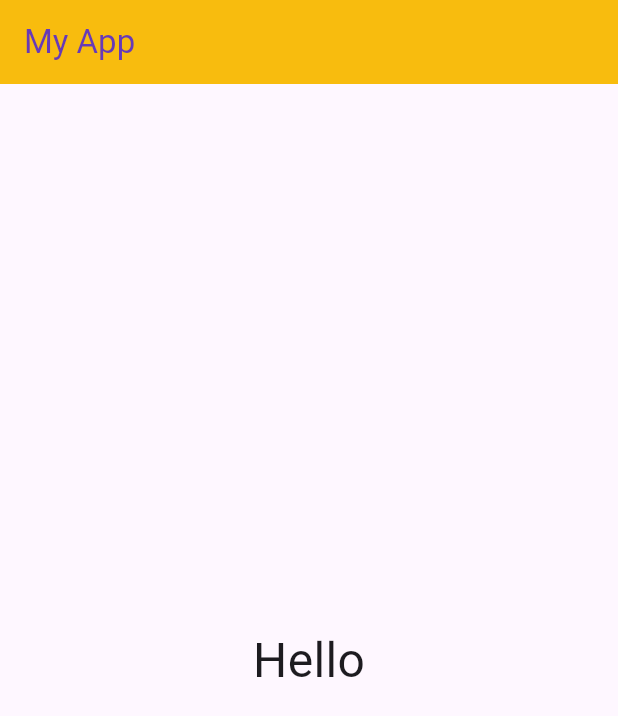
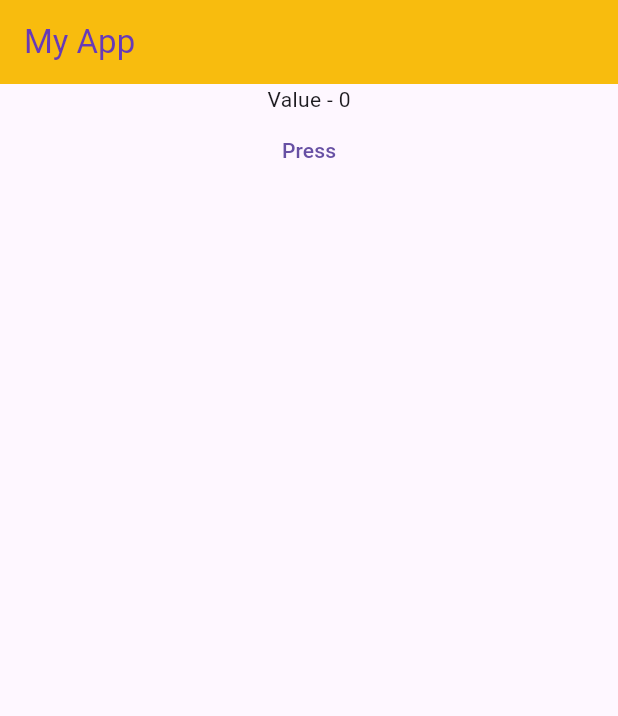
Before and after one commit to Milindahashankumara/Flutter-demoApp, a Flutter app: the screen it shows after launch, on a phone screen of 412 x 824 dp. Shown: the top 716 px of the screen. Run offline on Flutter 3.47's test engine with Material 3 defaults, Android fonts, the phone set to English and light mode, and no system bars.

Commit message:
use statefullwidget for increase values

```diff
--- a/lib/main.dart
+++ b/lib/main.dart
@@ -1,10 +1,59 @@
 import 'package:flutter/material.dart';
 
 void main() {
+  runApp(
+  const App()
+  );
+}
 
-  runApp(
-    MaterialApp(
-    home: Scaffold(
-      appBar: AppBar(title: Text("My App", style: TextStyle(color: Colors.deepPurple),), elevation: 0.9, backgroundColor: Colors.amber,),
-      body: Center(child: Text("Hello", style: TextStyle(fontSize: 32,))),),),);
+
+class App extends  StatelessWidget {
+const App({super.key});
+
+  @override
+  Widget build  (BuildContext context) {
+
+    return  MaterialApp(
+      home: Scaffold(
+         body: Body(),
+        appBar: AppBar(
+          title: Text(
+            "My App",
+            style: TextStyle(color: Colors.deepPurple),
+          ),
+          elevation: 0.9,
+          backgroundColor: Colors.amber,
+        ),
+
+      ),
+    );
 }
+}
+
+
+
+class Body extends StatefulWidget {
+  const Body({super.key});
+
+  @override
+  State<Body> createState() => _BodyState();
+}
+
+class _BodyState extends State<Body> {
+  int value = 0;
+  @override
+  Widget build(BuildContext context) {
+    return Center(
+      child: Column(
+        children: [
+          Text("Value - $value"),
+          TextButton(onPressed: () {
+            setState(() {
+              value++;
+            });
+          }, child: Text("Press"))
+        ],
+      ),
+    );
+  }
+}
```
